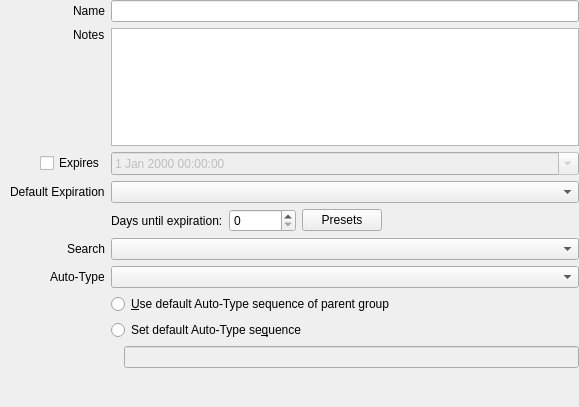
Qt form src/gui/group/EditGroupWidgetMain.ui (MuehlburgPhoenix/keepassxc) before a commit.
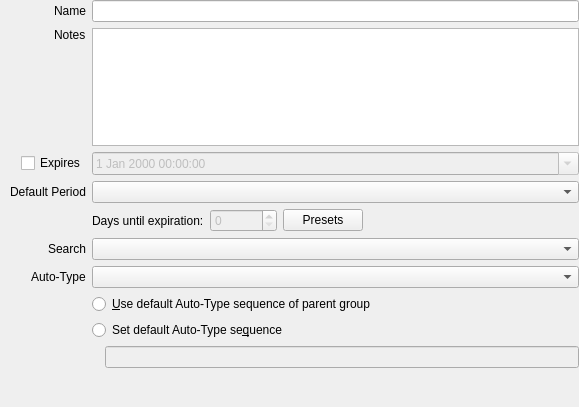
The same form after that commit.

Commit message: Keep existing expiry setting beside validity period

Diff of the .ui file:
```diff
--- a/src/gui/group/EditGroupWidgetMain.ui
+++ b/src/gui/group/EditGroupWidgetMain.ui
@@ -73,7 +73,7 @@
       <string/>
      </property>
      <property name="text">
-      <string>Default Expiration</string>
+      <string>Default Period</string>
      </property>
     </widget>
    </item>
@@ -207,7 +207,10 @@
       </widget>
      </item>
      <item>
-      <widget class="QSpinBox" name="defaultExpirationDaysSpinBox">
+      <widget class="QSpinBox" name="defaultPeriodSpinBox">
+       <property name="enabled">
+        <bool>false</bool>
+       </property>
        <property name="sizePolicy">
         <sizepolicy hsizetype="Preferred" vsizetype="Fixed">
          <horstretch>0</horstretch>
```
Left out of the diff: 15 changed lines with no effect on the pictures. The commit also changes 10 other files.
